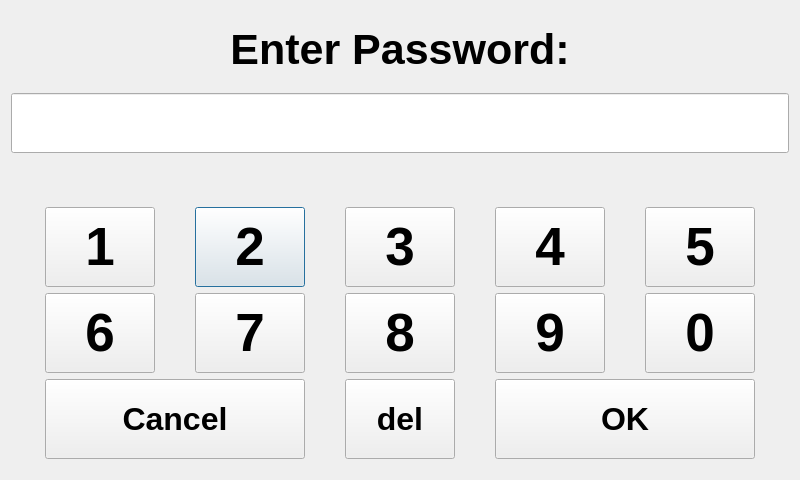
First picture: the form in src/ui_elements/passworddialog.ui, repository AndreWohnsland/CocktailBerry, before the edit.
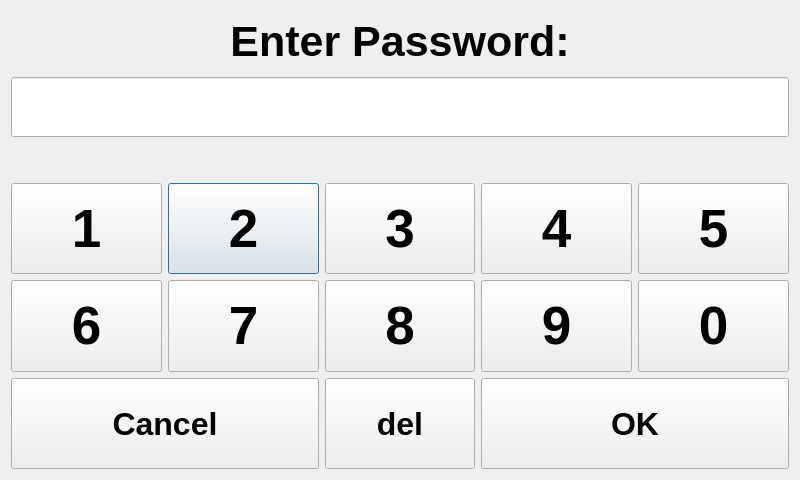
Second picture: the form after the edit. Custom widgets are drawn as their Qt base class.

Commit message: Adjusted element sizes

The edit to the form file:
```diff
--- a/src/ui_elements/passworddialog.ui
+++ b/src/ui_elements/passworddialog.ui
@@ -84,6 +84,11 @@
        <height>60</height>
       </size>
      </property>
+     <property name="font">
+      <font>
+       <pointsize>36</pointsize>
+      </font>
+     </property>
      <property name="echoMode">
       <enum>QLineEdit::Password</enum>
      </property>
@@ -120,8 +125,8 @@
        </property>
        <property name="maximumSize">
         <size>
-         <width>110</width>
-         <height>80</height>
+         <width>500</width>
+         <height>120</height>
         </size>
        </property>
        <property name="font">
@@ -146,8 +151,8 @@
        </property>
        <property name="maximumSize">
         <size>
-         <width>110</width>
-         <height>80</height>
+         <width>500</width>
+         <height>120</height>
         </size>
        </property>
        <property name="font">
@@ -172,8 +177,8 @@
        </property>
        <property name="maximumSize">
         <size>
-         <width>110</width>
-         <height>80</height>
+         <width>500</width>
+         <height>120</height>
         </size>
        </property>
        <property name="font">
@@ -198,8 +203,8 @@
        </property>
        <property name="maximumSize">
         <size>
-         <width>110</width>
-         <height>80</height>
+         <width>500</width>
+         <height>120</height>
         </size>
        </property>
        <property name="font">
@@ -224,8 +229,8 @@
        </property>
        <property name="maximumSize">
         <size>
-         <width>110</width>
-         <height>80</height>
+         <width>500</width>
+         <height>120</height>
         </size>
        </property>
        <property name="font">
@@ -250,8 +255,8 @@
        </property>
        <property name="maximumSize">
         <size>
-         <width>110</width>
-         <height>80</height>
+         <width>500</width>
+         <height>120</height>
         </size>
        </property>
        <property name="font">
@@ -276,8 +281,8 @@
        </property>
        <property name="maximumSize">
         <size>
-         <width>110</width>
-         <height>80</height>
+         <width>500</width>
+         <height>120</height>
         </size>
        </property>
        <property name="font">
@@ -302,8 +307,8 @@
        </property>
        <property name="maximumSize">
         <size>
-         <width>110</width>
-         <height>80</height>
+         <width>500</width>
+         <height>120</height>
         </size>
        </property>
        <property name="font">
@@ -328,8 +333,8 @@
        </property>
        <property name="maximumSize">
         <size>
-         <width>110</width>
-         <height>80</height>
+         <width>500</width>
+         <height>120</height>
         </size>
        </property>
        <property name="font">
@@ -354,8 +359,8 @@
        </property>
        <property name="maximumSize">
         <size>
-         <width>110</width>
-         <height>80</height>
+         <width>500</width>
+         <height>120</height>
         </size>
        </property>
        <property name="font">
@@ -380,8 +385,8 @@
        </property>
        <property name="maximumSize">
         <size>
-         <width>300</width>
-         <height>80</height>
+         <width>500</width>
+         <height>120</height>
         </size>
        </property>
        <property name="font">
@@ -409,8 +414,8 @@
        </property>
        <property name="maximumSize">
         <size>
-         <width>110</width>
-         <height>80</height>
+         <width>500</width>
+         <height>120</height>
         </size>
        </property>
        <property name="font">
@@ -435,8 +440,8 @@
        </property>
        <property name="maximumSize">
         <size>
-         <width>300</width>
-         <height>80</height>
+         <width>500</width>
+         <height>120</height>
         </size>
        </property>
        <property name="font">
```
The commit also changes 1 other file.
